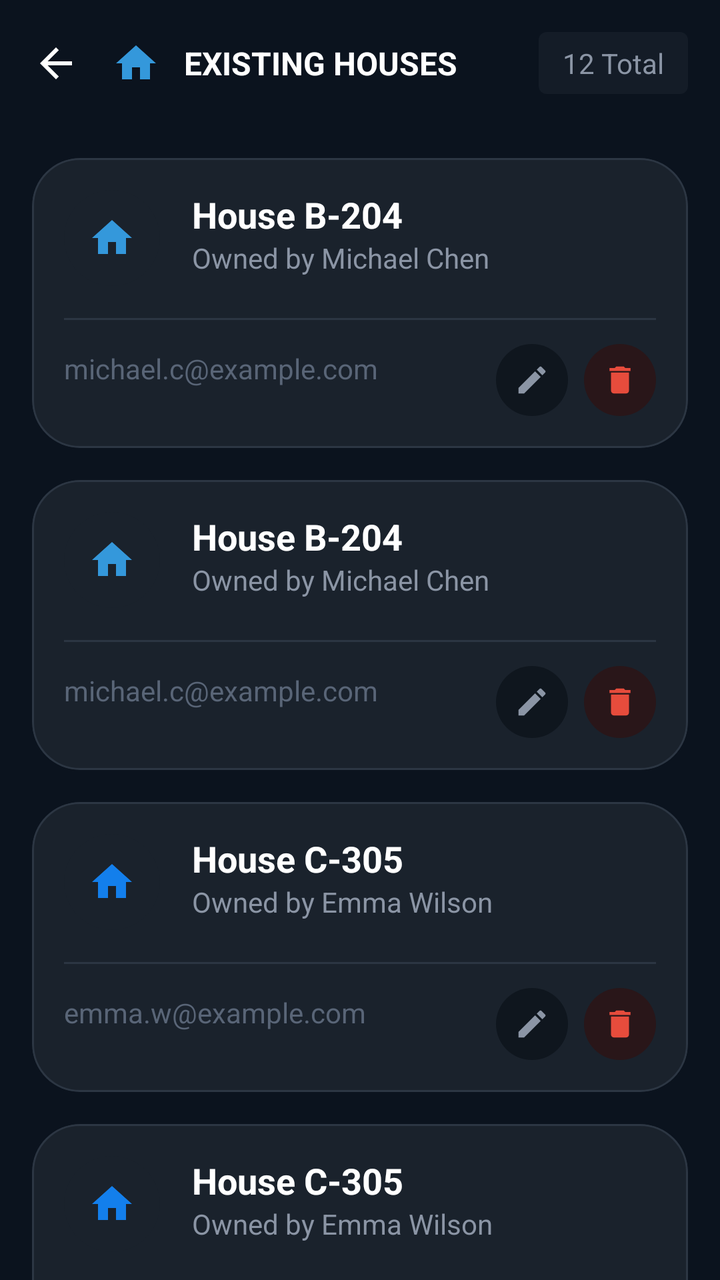
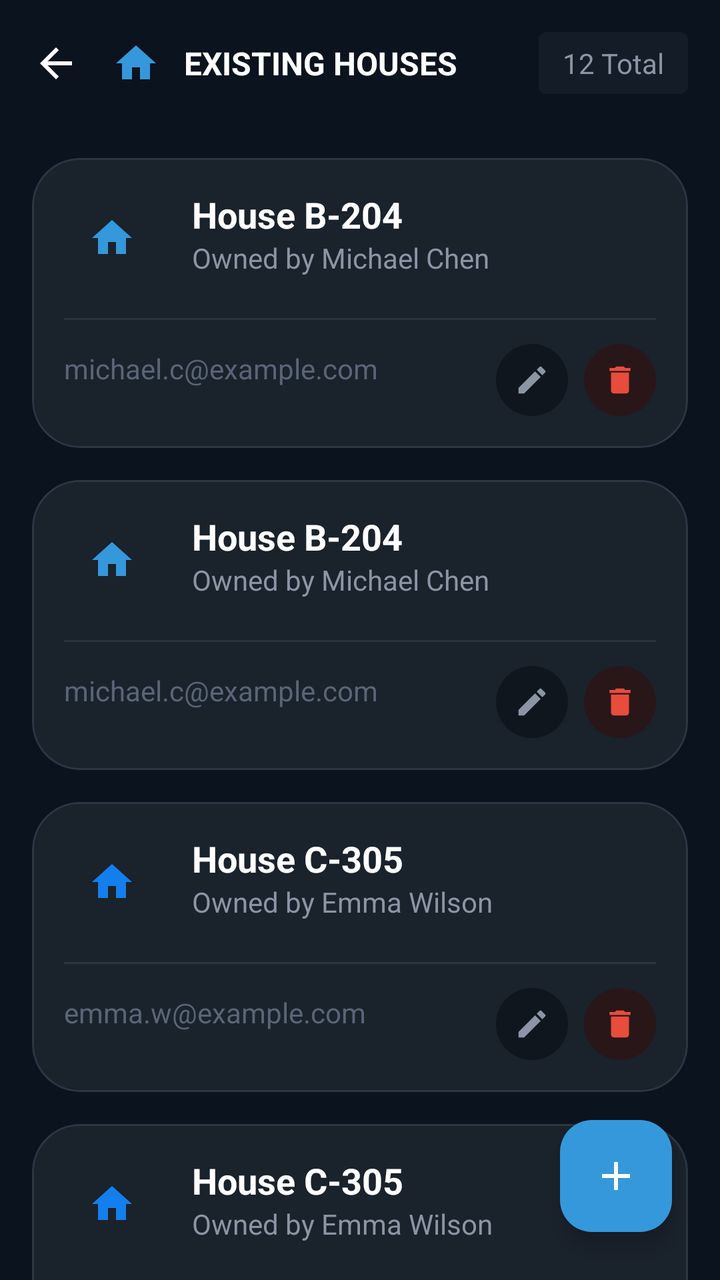

Compare the two renders of this Android layout. The source of the first and the diff that turns it into the second are given below.
<!-- AndroidManifest.xml: application theme Theme.HouseVisitorManagementSystem -->
<!-- res/layout/activity_view_house.xml -->
<?xml version="1.0" encoding="utf-8"?>
<androidx.constraintlayout.widget.ConstraintLayout xmlns:android="http://schemas.android.com/apk/res/android"
    xmlns:app="http://schemas.android.com/apk/res-auto"
    xmlns:tools="http://schemas.android.com/tools"
    android:id="@+id/main"
    android:layout_width="match_parent"
    android:layout_height="match_parent"
    android:background="#0B131E"
    tools:context=".ViewHouseActivity">

    <androidx.constraintlayout.widget.ConstraintLayout
        android:id="@+id/appBar"
        android:layout_width="match_parent"
        android:layout_height="wrap_content"
        android:background="#0B131E"
        android:padding="16dp"
        app:layout_constraintTop_toTopOf="parent">

        <ImageView
            android:id="@+id/btnBack"
            android:layout_width="24dp"
            android:layout_height="24dp"
            android:src="@drawable/ic_arrow_back"
            app:layout_constraintBottom_toBottomOf="parent"
            app:layout_constraintStart_toStartOf="parent"
            app:layout_constraintTop_toTopOf="parent"
            app:tint="#FFFFFF" />

        <ImageView
            android:id="@+id/brandingIcon"
            android:layout_width="24dp"
            android:layout_height="24dp"
            android:layout_marginStart="16dp"
            android:src="@drawable/ic_home_filled"
            app:layout_constraintBottom_toBottomOf="parent"
            app:layout_constraintStart_toEndOf="@id/btnBack"
            app:layout_constraintTop_toTopOf="parent"
            app:tint="#3498DB" />

        <TextView
            android:layout_width="wrap_content"
            android:layout_height="wrap_content"
            android:layout_marginStart="12dp"
            android:text="@string/existing_houses"
            android:textColor="#FFFFFF"
            android:textSize="16sp"
            android:textStyle="bold"
            app:layout_constraintBottom_toBottomOf="parent"
            app:layout_constraintStart_toEndOf="@id/brandingIcon"
            app:layout_constraintTop_toTopOf="parent" />

        <TextView
            android:layout_width="wrap_content"
            android:layout_height="wrap_content"
            android:background="@drawable/bg_badge_gray"
            android:paddingHorizontal="12dp"
            android:paddingVertical="6dp"
            android:text="12 Total"
            android:textColor="#8B95A5"
            android:textSize="14sp"
            app:layout_constraintBottom_toBottomOf="parent"
            app:layout_constraintEnd_toEndOf="parent"
            app:layout_constraintTop_toTopOf="parent" />

    </androidx.constraintlayout.widget.ConstraintLayout>

    <androidx.core.widget.NestedScrollView
        android:layout_width="match_parent"
        android:layout_height="0dp"
        android:clipToPadding="false"
        android:padding="16dp"
        app:layout_constraintBottom_toBottomOf="parent"
        app:layout_constraintTop_toBottomOf="@id/appBar">

        <LinearLayout
            android:layout_width="match_parent"
            android:layout_height="wrap_content"
            android:orientation="vertical">

            <com.google.android.material.card.MaterialCardView
                android:layout_width="match_parent"
                android:layout_height="wrap_content"
                android:layout_marginBottom="16dp"
                app:cardBackgroundColor="#1A222C"
                app:cardCornerRadius="24dp"
                app:strokeColor="#2C3643"
                app:strokeWidth="1dp">

                <androidx.constraintlayout.widget.ConstraintLayout
                    android:layout_width="match_parent"
                    android:layout_height="wrap_content"
                    android:padding="16dp">

                    <FrameLayout
                        android:id="@+id/iconContainer1"
                        android:layout_width="48dp"
                        android:layout_height="48dp"
                        android:background="@drawable/circle_dark_bg"
                        app:layout_constraintStart_toStartOf="parent"
                        app:layout_constraintTop_toTopOf="parent">

                        <ImageView
                            android:layout_width="24dp"
                            android:layout_height="24dp"
                            android:layout_gravity="center"
                            android:src="@drawable/ic_home_filled"
                            app:tint="#3498DB" />
                    </FrameLayout>

                    <TextView
                        android:id="@+id/tvHouseName1"
                        android:layout_width="wrap_content"
                        android:layout_height="wrap_content"
                        android:layout_marginStart="16dp"
                        android:text="House B-204"
                        android:textColor="#FFFFFF"
                        android:textSize="18sp"
                        android:textStyle="bold"
                        app:layout_constraintStart_toEndOf="@id/iconContainer1"
                        app:layout_constraintTop_toTopOf="@id/iconContainer1" />

                    <TextView
                        android:layout_width="wrap_content"
                        android:layout_height="wrap_content"
                        android:layout_marginStart="16dp"
                        android:text="Owned by Michael Chen"
                        android:textColor="#8B95A5"
                        android:textSize="14sp"
                        app:layout_constraintStart_toEndOf="@id/iconContainer1"
                        app:layout_constraintTop_toBottomOf="@id/tvHouseName1" />

                    <View
                        android:id="@+id/separator1"
                        android:layout_width="match_parent"
                        android:layout_height="1dp"
                        android:layout_marginTop="16dp"
                        android:background="#2C3643"
                        app:layout_constraintTop_toBottomOf="@id/iconContainer1" />

                    <TextView
                        android:layout_width="0dp"
                        android:layout_height="wrap_content"
                        android:layout_marginEnd="16dp"
                        android:text="michael.c@example.com"
                        android:textColor="#596577"
                        android:textSize="14sp"
                        app:layout_constraintBottom_toBottomOf="parent"
                        app:layout_constraintEnd_toStartOf="@id/actionsLayout1"
                        app:layout_constraintStart_toStartOf="parent"
                        app:layout_constraintTop_toBottomOf="@id/separator1" />

                    <LinearLayout
                        android:id="@+id/actionsLayout1"
                        android:layout_width="wrap_content"
                        android:layout_height="wrap_content"
                        android:layout_marginTop="12dp"
                        android:orientation="horizontal"
                        app:layout_constraintEnd_toEndOf="parent"
                        app:layout_constraintTop_toBottomOf="@id/separator1">

                        <FrameLayout
                            android:layout_width="36dp"
                            android:layout_height="36dp"
                            android:layout_marginEnd="8dp"
                            android:background="@drawable/circle_dark_bg"
                            android:backgroundTint="#0F161E">

                            <ImageView
                                android:layout_width="18dp"
                                android:layout_height="18dp"
                                android:layout_gravity="center"
                                android:src="@drawable/ic_edit"
                                app:tint="#8B95A5" />
                        </FrameLayout>

                        <FrameLayout
                            android:layout_width="36dp"
                            android:layout_height="36dp"
                            android:background="@drawable/circle_dark_bg"
                            android:backgroundTint="#291619">

                            <ImageView
                                android:layout_width="18dp"
                                android:layout_height="18dp"
                                android:layout_gravity="center"
                                android:src="@drawable/ic_delete"
                                app:tint="#E74C3C" />
                        </FrameLayout>
                    </LinearLayout>
                </androidx.constraintlayout.widget.ConstraintLayout>
            </com.google.android.material.card.MaterialCardView>

            <com.google.android.material.card.MaterialCardView
                android:layout_width="match_parent"
                android:layout_height="wrap_content"
                android:layout_marginBottom="16dp"
                app:cardBackgroundColor="#1A222C"
                app:cardCornerRadius="24dp"
                app:strokeColor="#2C3643"
                app:strokeWidth="1dp">

                <androidx.constraintlayout.widget.ConstraintLayout
                    android:layout_width="match_parent"
                    android:layout_height="wrap_content"
                    android:padding="16dp">

                    <FrameLayout
                        android:id="@+id/iconContainer2"
                        android:layout_width="48dp"
                        android:layout_height="48dp"
                        android:background="@drawable/circle_dark_bg"
                        app:layout_constraintStart_toStartOf="parent"
                        app:layout_constraintTop_toTopOf="parent">

                        <ImageView
                            android:layout_width="24dp"
                            android:layout_height="24dp"
                            android:layout_gravity="center"
                            android:src="@drawable/ic_home_filled"
                            app:tint="#3498DB" />
                    </FrameLayout>

                    <TextView
                        android:id="@+id/tvHouseName2"
                        android:layout_width="wrap_content"
                        android:layout_height="wrap_content"
                        android:layout_marginStart="16dp"
                        android:text="House B-204"
                        android:textColor="#FFFFFF"
                        android:textSize="18sp"
                        android:textStyle="bold"
                        app:layout_constraintStart_toEndOf="@id/iconContainer2"
                        app:layout_constraintTop_toTopOf="@id/iconContainer2" />

                    <TextView
                        android:layout_width="wrap_content"
                        android:layout_height="wrap_content"
                        android:layout_marginStart="16dp"
                        android:text="Owned by Michael Chen"
                        android:textColor="#8B95A5"
                        android:textSize="14sp"
                        app:layout_constraintStart_toEndOf="@id/iconContainer2"
                        app:layout_constraintTop_toBottomOf="@id/tvHouseName2" />

                    <View
                        android:id="@+id/separator2"
                        android:layout_width="match_parent"
                        android:layout_height="1dp"
                        android:layout_marginTop="16dp"
                        android:background="#2C3643"
                        app:layout_constraintTop_toBottomOf="@id/iconContainer2" />

                    <TextView
                        android:layout_width="0dp"
                        android:layout_height="wrap_content"
                        android:layout_marginEnd="16dp"
                        android:text="michael.c@example.com"
                        android:textColor="#596577"
                        android:textSize="14sp"
                        app:layout_constraintBottom_toBottomOf="parent"
                        app:layout_constraintEnd_toStartOf="@id/actionsLayout2"
                        app:layout_constraintStart_toStartOf="parent"
                        app:layout_constraintTop_toBottomOf="@id/separator2" />

                    <LinearLayout
                        android:id="@+id/actionsLayout2"
                        android:layout_width="wrap_content"
                        android:layout_height="wrap_content"
                        android:layout_marginTop="12dp"
                        android:orientation="horizontal"
                        app:layout_constraintEnd_toEndOf="parent"
                        app:layout_constraintTop_toBottomOf="@id/separator2">

                        <FrameLayout
                            android:layout_width="36dp"
                            android:layout_height="36dp"
                            android:layout_marginEnd="8dp"
                            android:background="@drawable/circle_dark_bg"
                            android:backgroundTint="#0F161E">

                            <ImageView
                                android:layout_width="18dp"
                                android:layout_height="18dp"
                                android:layout_gravity="center"
                                android:src="@drawable/ic_edit"
                                app:tint="#8B95A5" />
                        </FrameLayout>

                        <FrameLayout
                            android:layout_width="36dp"
                            android:layout_height="36dp"
                            android:background="@drawable/circle_dark_bg"
                            android:backgroundTint="#291619">

                            <ImageView
                                android:layout_width="18dp"
                                android:layout_height="18dp"
                                android:layout_gravity="center"
                                android:src="@drawable/ic_delete"
                                app:tint="#E74C3C" />
                        </FrameLayout>
                    </LinearLayout>
                </androidx.constraintlayout.widget.ConstraintLayout>
            </com.google.android.material.card.MaterialCardView>

            <com.google.android.material.card.MaterialCardView
                android:layout_width="match_parent"
                android:layout_height="wrap_content"
                android:layout_marginBottom="16dp"
                app:cardBackgroundColor="#1A222C"
                app:cardCornerRadius="24dp"
                app:strokeColor="#2C3643"
                app:strokeWidth="1dp">

                <androidx.constraintlayout.widget.ConstraintLayout
                    android:layout_width="match_parent"
                    android:layout_height="wrap_content"
                    android:padding="16dp">

                    <FrameLayout
                        android:id="@+id/iconContainer3"
                        android:layout_width="48dp"
                        android:layout_height="48dp"
                        android:background="@drawable/circle_dark_bg"
                        app:layout_constraintStart_toStartOf="parent"
                        app:layout_constraintTop_toTopOf="parent">

                        <ImageView
                            android:layout_width="24dp"
                            android:layout_height="24dp"
                            android:layout_gravity="center"
                            android:src="@drawable/ic_home_filled"
                            app:tint="@color/module_blue" />
                    </FrameLayout>

                    <TextView
                        android:id="@+id/tvHouseName3"
                        android:layout_width="wrap_content"
                        android:layout_height="wrap_content"
                        android:layout_marginStart="16dp"
                        android:text="House C-305"
                        android:textColor="#FFFFFF"
                        android:textSize="18sp"
                        android:textStyle="bold"
                        app:layout_constraintStart_toEndOf="@id/iconContainer3"
                        app:layout_constraintTop_toTopOf="@id/iconContainer3" />

                    <TextView
                        android:layout_width="wrap_content"
                        android:layout_height="wrap_content"
                        android:layout_marginStart="16dp"
                        android:text="Owned by Emma Wilson"
                        android:textColor="#8B95A5"
                        android:textSize="14sp"
                        app:layout_constraintStart_toEndOf="@id/iconContainer3"
                        app:layout_constraintTop_toBottomOf="@id/tvHouseName3" />

                    <View
                        android:id="@+id/separator3"
                        android:layout_width="match_parent"
                        android:layout_height="1dp"
                        android:layout_marginTop="16dp"
                        android:background="#2C3643"
                        app:layout_constraintTop_toBottomOf="@id/iconContainer3" />

                    <TextView
                        android:layout_width="0dp"
                        android:layout_height="wrap_content"
                        android:layout_marginEnd="16dp"
                        android:text="emma.w@example.com"
                        android:textColor="#596577"
                        android:textSize="14sp"
                        app:layout_constraintBottom_toBottomOf="parent"
                        app:layout_constraintEnd_toStartOf="@id/actionsLayout3"
                        app:layout_constraintStart_toStartOf="parent"
                        app:layout_constraintTop_toBottomOf="@id/separator3" />

                    <LinearLayout
                        android:id="@+id/actionsLayout3"
                        android:layout_width="wrap_content"
                        android:layout_height="wrap_content"
                        android:layout_marginTop="12dp"
                        android:orientation="horizontal"
                        app:layout_constraintEnd_toEndOf="parent"
                        app:layout_constraintTop_toBottomOf="@id/separator3">

                        <FrameLayout
                            android:layout_width="36dp"
                            android:layout_height="36dp"
                            android:layout_marginEnd="8dp"
                            android:background="@drawable/circle_dark_bg"
                            android:backgroundTint="#0F161E">

                            <ImageView
                                android:layout_width="18dp"
                                android:layout_height="18dp"
                                android:layout_gravity="center"
                                android:src="@drawable/ic_edit"
                                app:tint="#8B95A5" />
                        </FrameLayout>

                        <FrameLayout
                            android:layout_width="36dp"
                            android:layout_height="36dp"
                            android:background="@drawable/circle_dark_bg"
                            android:backgroundTint="#291619">

                            <ImageView
                                android:layout_width="18dp"
                                android:layout_height="18dp"
                                android:layout_gravity="center"
                                android:src="@drawable/ic_delete"
                                app:tint="#E74C3C" />
                        </FrameLayout>
                    </LinearLayout>
                </androidx.constraintlayout.widget.ConstraintLayout>
            </com.google.android.material.card.MaterialCardView>

            <com.google.android.material.card.MaterialCardView
                android:layout_width="match_parent"
                android:layout_height="wrap_content"
                android:layout_marginBottom="16dp"
                app:cardBackgroundColor="#1A222C"
                app:cardCornerRadius="24dp"
                app:strokeColor="#2C3643"
                app:strokeWidth="1dp">

                <androidx.constraintlayout.widget.ConstraintLayout
                    android:layout_width="match_parent"
                    android:layout_height="wrap_content"
                    android:padding="16dp">

                    <FrameLayout
                        android:id="@+id/iconContainer4"
                        android:layout_width="48dp"
                        android:layout_height="48dp"
                        android:background="@drawable/circle_dark_bg"
                        app:layout_constraintStart_toStartOf="parent"
                        app:layout_constraintTop_toTopOf="parent">

                        <ImageView
                            android:layout_width="24dp"
                            android:layout_height="24dp"
                            android:layout_gravity="center"
                            android:src="@drawable/ic_home_filled"
                            app:tint="@color/module_blue" />
                    </FrameLayout>

                    <TextView
                        android:id="@+id/tvHouseName4"
                        android:layout_width="wrap_content"
                        android:layout_height="wrap_content"
                        android:layout_marginStart="16dp"
                        android:text="House C-305"
                        android:textColor="#FFFFFF"
                        android:textSize="18sp"
                        android:textStyle="bold"
                        app:layout_constraintStart_toEndOf="@id/iconContainer4"
                        app:layout_constraintTop_toTopOf="@id/iconContainer4" />

                    <TextView
                        android:layout_width="wrap_content"
                        android:layout_height="wrap_content"
                        android:layout_marginStart="16dp"
                        android:text="Owned by Emma Wilson"
                        android:textColor="#8B95A5"
                        android:textSize="14sp"
                        app:layout_constraintStart_toEndOf="@id/iconContainer4"
                        app:layout_constraintTop_toBottomOf="@id/tvHouseName4" />

                    <View
                        android:id="@+id/separator4"
                        android:layout_width="match_parent"
                        android:layout_height="1dp"
                        android:layout_marginTop="16dp"
                        android:background="#2C3643"
                        app:layout_constraintTop_toBottomOf="@id/iconContainer4" />

                    <TextView
                        android:layout_width="0dp"
                        android:layout_height="wrap_content"
                        android:layout_marginEnd="16dp"
                        android:text="emma.w@example.com"
                        android:textColor="#596577"
                        android:textSize="14sp"
                        app:layout_constraintBottom_toBottomOf="parent"
                        app:layout_constraintEnd_toStartOf="@id/actionsLayout4"
                        app:layout_constraintStart_toStartOf="parent"
                        app:layout_constraintTop_toBottomOf="@id/separator4" />

                    <LinearLayout
                        android:id="@+id/actionsLayout4"
                        android:layout_width="wrap_content"
                        android:layout_height="wrap_content"
                        android:layout_marginTop="12dp"
                        android:orientation="horizontal"
                        app:layout_constraintEnd_toEndOf="parent"
                        app:layout_constraintTop_toBottomOf="@id/separator4">

                        <FrameLayout
                            android:layout_width="36dp"
                            android:layout_height="36dp"
                            android:layout_marginEnd="8dp"
                            android:background="@drawable/circle_dark_bg"
                            android:backgroundTint="#0F161E">

                            <ImageView
                                android:layout_width="18dp"
                                android:layout_height="18dp"
                                android:layout_gravity="center"
                                android:src="@drawable/ic_edit"
                                app:tint="#8B95A5" />
                        </FrameLayout>

                        <FrameLayout
                            android:layout_width="36dp"
                            android:layout_height="36dp"
                            android:background="@drawable/circle_dark_bg"
                            android:backgroundTint="#291619">

                            <ImageView
                                android:layout_width="18dp"
                                android:layout_height="18dp"
                                android:layout_gravity="center"
                                android:src="@drawable/ic_delete"
                                app:tint="#E74C3C" />
                        </FrameLayout>
                    </LinearLayout>
                </androidx.constraintlayout.widget.ConstraintLayout>
            </com.google.android.material.card.MaterialCardView>

        </LinearLayout>
    </androidx.core.widget.NestedScrollView>

</androidx.constraintlayout.widget.ConstraintLayout>
<!-- resources referenced by this layout -->
<resources>
  <color name="module_blue">#137fec</color>
  <!-- drawable bg_badge_gray (drawable) -->
  <?xml version="1.0" encoding="utf-8"?>
  <shape xmlns:android="http://schemas.android.com/apk/res/android" android:shape="rectangle">
      <solid android:color="#196C757D" />
      <corners android:radius="4dp" />
  </shape>
  <!-- drawable circle_dark_bg (drawable) -->
  <shape xmlns:android="http://schemas.android.com/apk/res/android" android:shape="oval">
      <solid android:color="#1A222C" />
  </shape>
  <!-- drawable ic_arrow_back (drawable) -->
  <vector xmlns:android="http://schemas.android.com/apk/res/android"
      android:width="24dp"
      android:height="24dp"
      android:viewportWidth="24"
      android:viewportHeight="24">
      <path
          android:fillColor="#FFFFFF"
          android:pathData="M20,11H7.83l5.59,-5.59L12,4l-8,8 8,8 1.41,-1.41L7.83,13H20v-2z" />
  </vector>
  <!-- drawable ic_delete (drawable) -->
  <vector xmlns:android="http://schemas.android.com/apk/res/android"
      android:width="24dp"
      android:height="24dp"
      android:viewportWidth="24"
      android:viewportHeight="24">
      <path
          android:fillColor="#FFFFFF"
          android:pathData="M6,19c0,1.1 0.9,2 2,2h8c1.1,0 2,-0.9 2,-2V7H6v12zM19,4h-3.5l-1,-1h-5l-1,1H5v2h14V4z" />
  </vector>
  <!-- drawable ic_edit (drawable) -->
  <vector xmlns:android="http://schemas.android.com/apk/res/android"
      android:width="24dp"
      android:height="24dp"
      android:viewportWidth="24"
      android:viewportHeight="24">
      <path
          android:fillColor="#FFFFFF"
          android:pathData="M3,17.25V21h3.75L17.81,9.94l-3.75,-3.75L3,17.25zM20.71,7.04c0.39,-0.39 0.39,-1.02 0,-1.41l-2.34,-2.34c-0.39,-0.39 -1.02,-0.39 -1.41,0l-1.83,1.83 3.75,3.75 1.83,-1.83z" />
  </vector>
  <!-- drawable ic_home_filled (drawable) -->
  <vector xmlns:android="http://schemas.android.com/apk/res/android"
      android:width="24dp"
      android:height="24dp"
      android:viewportWidth="24"
      android:viewportHeight="24">
      <path
          android:fillColor="#FFFFFF"
          android:pathData="M10,20v-6h4v6h5v-8h3L12,3 2,12h3v8z" />
  </vector>
  <string name="existing_houses">EXISTING HOUSES</string>
  <style name="Theme.HouseVisitorManagementSystem" parent="Base.Theme.HouseVisitorManagementSystem" />
  <style name="Base.Theme.HouseVisitorManagementSystem" parent="Theme.Material3.DayNight.NoActionBar">
          
          
      </style>
</resources>

<!-- the commit's change to res/layout/activity_view_house.xml (unified diff, before → after) -->
@@ -64,6 +64,18 @@
 
     </androidx.constraintlayout.widget.ConstraintLayout>
 
+    <com.google.android.material.floatingactionbutton.FloatingActionButton
+        android:id="@+id/fabAddHouse"
+        android:layout_width="wrap_content"
+        android:layout_height="wrap_content"
+        android:layout_margin="24dp"
+        android:backgroundTint="#3498DB"
+        android:contentDescription="Add House"
+        android:src="@drawable/ic_add"
+        app:tint="#FFFFFF"
+        app:layout_constraintBottom_toBottomOf="parent"
+        app:layout_constraintEnd_toEndOf="parent" />
+
     <androidx.core.widget.NestedScrollView
         android:layout_width="match_parent"
         android:layout_height="0dp"
<!-- resource entries referenced after the edit -->
@@ -11,6 +11,16 @@
   <shape xmlns:android="http://schemas.android.com/apk/res/android" android:shape="oval">
       <solid android:color="#1A222C" />
   </shape>
+  <!-- drawable ic_add (drawable) -->
+  <vector xmlns:android="http://schemas.android.com/apk/res/android"
+      android:width="24dp"
+      android:height="24dp"
+      android:viewportWidth="24"
+      android:viewportHeight="24">
+      <path
+          android:fillColor="#FFFFFF"
+          android:pathData="M19,13h-6v6h-2v-6H5v-2h6V5h2v6h6v2z" />
+  </vector>
   <!-- drawable ic_arrow_back (drawable) -->
   <vector xmlns:android="http://schemas.android.com/apk/res/android"
       android:width="24dp"
